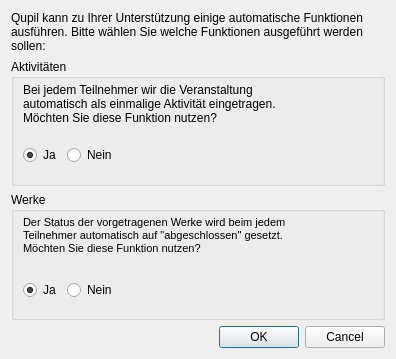
Old version of the form src/gui/concertmanager/finishrecitaldialog.ui in the repository doitux/qupil.
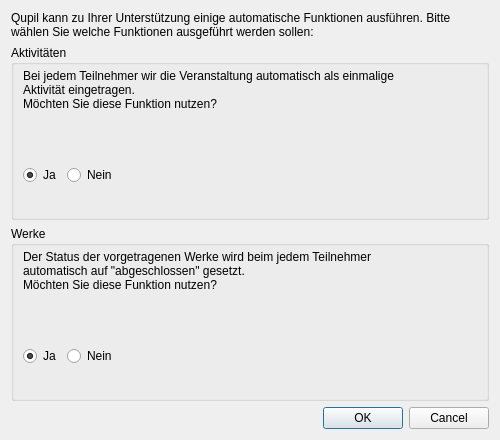
New version of the form. Icons and pictures are not drawn.

Commit message: - next steps for #3 (too small font sizes) - new qupil logo - updated copyright information strings - added qupil.de as project website

What changed in the file:
```diff
--- a/src/gui/concertmanager/finishrecitaldialog.ui
+++ b/src/gui/concertmanager/finishrecitaldialog.ui
@@ -6,8 +6,8 @@
    <rect>
     <x>0</x>
     <y>0</y>
-    <width>396</width>
-    <height>359</height>
+    <width>500</width>
+    <height>440</height>
    </rect>
   </property>
   <property name="windowTitle">
@@ -44,6 +44,12 @@
       </property>
       <item row="0" column="0" colspan="2">
        <widget class="QLabel" name="label_2">
+        <property name="sizePolicy">
+         <sizepolicy hsizetype="Preferred" vsizetype="MinimumExpanding">
+          <horstretch>0</horstretch>
+          <verstretch>0</verstretch>
+         </sizepolicy>
+        </property>
         <property name="text">
          <string>Bei jedem Teilnehmer wir die Veranstaltung automatisch als einmalige Aktivität eingetragen. 
 Möchten Sie diese Funktion nutzen?</string>
@@ -145,6 +151,12 @@
       </property>
       <item row="0" column="0" colspan="2">
        <widget class="QLabel" name="label_4">
+        <property name="sizePolicy">
+         <sizepolicy hsizetype="Preferred" vsizetype="MinimumExpanding">
+          <horstretch>0</horstretch>
+          <verstretch>0</verstretch>
+         </sizepolicy>
+        </property>
         <property name="minimumSize">
          <size>
           <width>0</width>
@@ -155,7 +167,7 @@
          <string>&lt;!DOCTYPE HTML PUBLIC &quot;-//W3C//DTD HTML 4.0//EN&quot; &quot;http://www.w3.org/TR/REC-html40/strict.dtd&quot;&gt;
 &lt;html&gt;&lt;head&gt;&lt;meta name=&quot;qrichtext&quot; content=&quot;1&quot; /&gt;&lt;style type=&quot;text/css&quot;&gt;
 p, li { white-space: pre-wrap; }
-&lt;/style&gt;&lt;/head&gt;&lt;body style=&quot; font-family:'Nimbus Sans L'; font-size:8pt; font-weight:400; font-style:normal;&quot;&gt;
+&lt;/style&gt;&lt;/head&gt;&lt;body style=&quot; font-weight:400; font-style:normal;&quot;&gt;
 &lt;p style=&quot; margin-top:0px; margin-bottom:0px; margin-left:0px; margin-right:0px; -qt-block-indent:0; text-indent:0px;&quot;&gt;Der Status der vorgetragenen Werke wird beim jedem Teilnehmer automatisch auf &amp;quot;abgeschlossen&amp;quot; gesetzt.&lt;br /&gt;Möchten Sie diese Funktion nutzen?&lt;/p&gt;&lt;/body&gt;&lt;/html&gt;</string>
         </property>
         <property name="alignment">
```
The commit also changes 18 other files.
